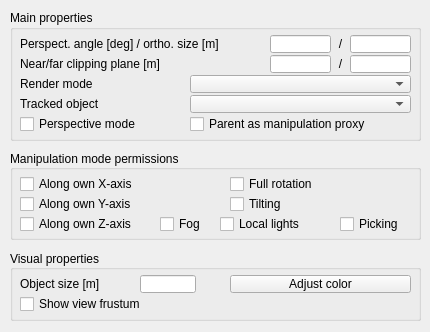
Old version of the form ui/qdlgcameras.ui in the repository CoppeliaRobotics/coppeliaSimLib.
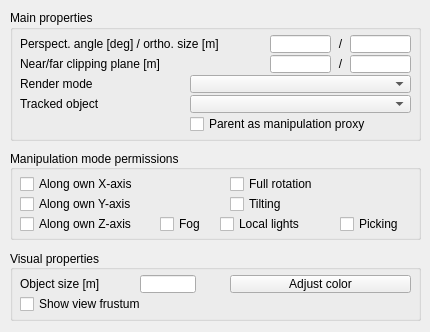
New version of the form.

Patch:
```diff
--- a/ui/qdlgcameras.ui
+++ b/ui/qdlgcameras.ui
@@ -126,22 +126,6 @@
      <number>50</number>
     </property>
    </widget>
-   <widget class="QCheckBox" name="qqPerspectiveMode">
-    <property name="geometry">
-     <rect>
-      <x>10</x>
-      <y>105</y>
-      <width>171</width>
-      <height>18</height>
-     </rect>
-    </property>
-    <property name="focusPolicy">
-     <enum>Qt::StrongFocus</enum>
-    </property>
-    <property name="text">
-     <string>Perspective mode</string>
-    </property>
-   </widget>
    <widget class="QCheckBox" name="qqManipProxy">
     <property name="geometry">
      <rect>
```
Left out of the diff: 1 changed line with no effect on the pictures.
